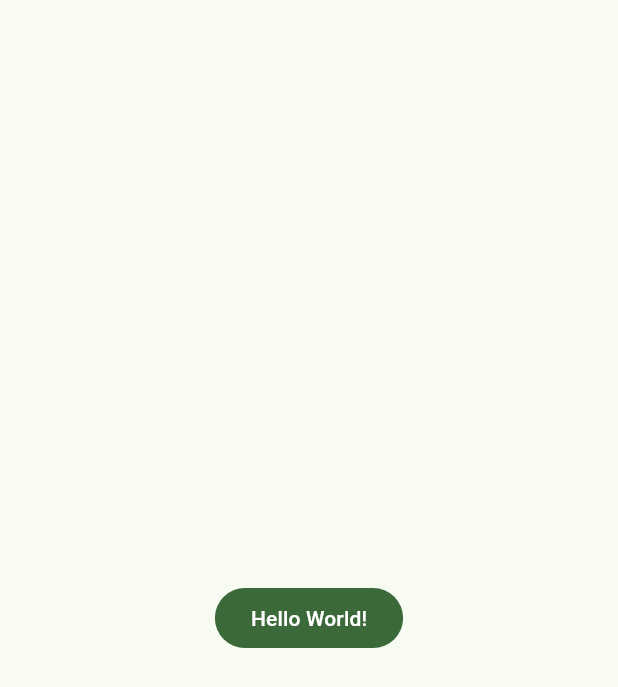
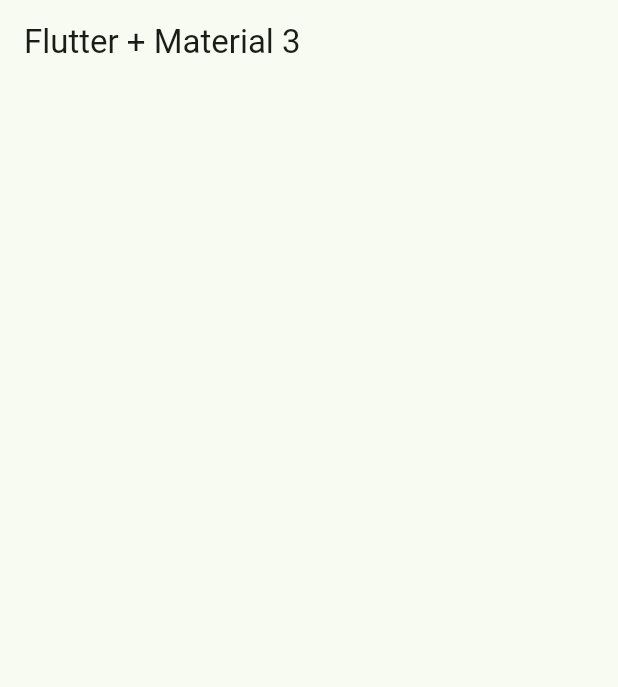
Before and after one commit to emilio-gajardo/widgets_app, a Flutter app: the screen it shows after launch, on a phone screen of 412 x 824 dp. Shown: the top 687 px of the screen. Run offline on Flutter 3.47's test engine with Material 2 defaults, Android fonts, the phone set to English and light mode, and no system bars.

Commit message:
creación de: Home Screen

```diff
--- a/lib/main.dart
+++ b/lib/main.dart
@@ -1,5 +1,6 @@
 import 'package:flutter/material.dart';
 import 'package:widgets_app/config/theme/app_theme.dart';
+import 'package:widgets_app/presentation/screens/home/home_screen.dart';
 
 void main() {
   runApp(const MainApp());
@@ -13,11 +14,7 @@ class MainApp extends StatelessWidget {
     return MaterialApp(
       debugShowCheckedModeBanner: false,
       theme: AppTheme(selectedColor: 6).getTheme(),
-      home: Scaffold(
-        body: Center(
-          child: FilledButton(child: const Text('Hello World!'), onPressed: (){},),
-        ),
-      ),
+      home: const HomeScreen()
     );
   }
 }
--- /dev/null
+++ b/lib/presentation/screens/home/home_screen.dart
@@ -0,0 +1,15 @@
+import 'package:flutter/material.dart';
+
+class HomeScreen extends StatelessWidget {
+  const HomeScreen({super.key});
+
+  @override
+  Widget build(BuildContext context) {
+    return Scaffold(
+      appBar: AppBar(
+        title: const Text('Flutter + Material 3'),
+        centerTitle: false,
+      ),
+    );
+  }
+}
```
